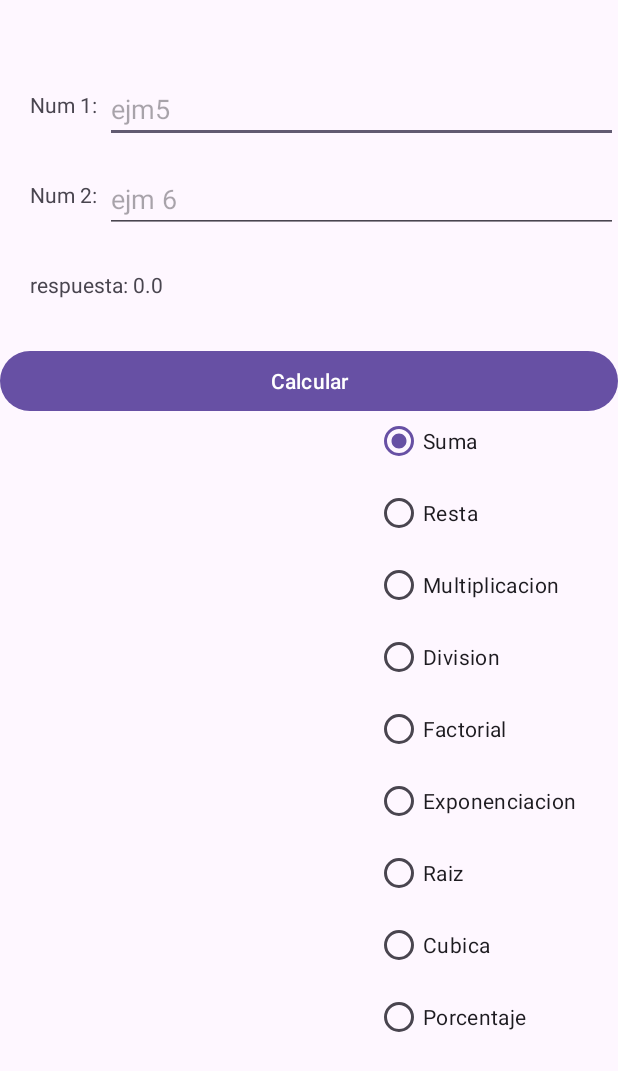
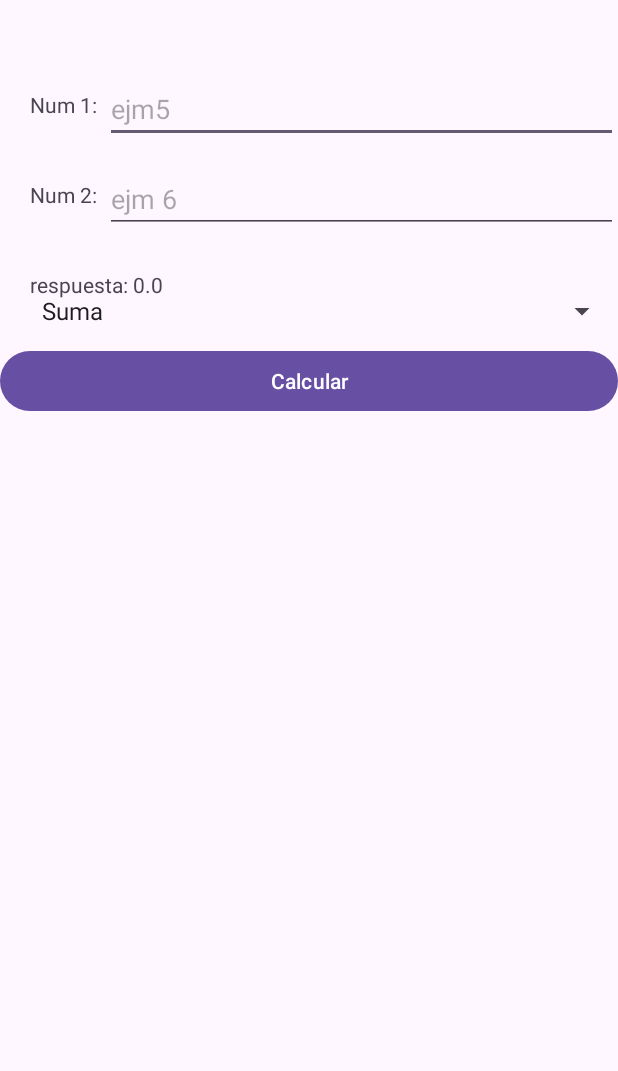
Before and after one commit to Everchavar/progra-II-2025, an Android app: the screen it shows after launch (MainActivity), after a tap on "Calcular", on a phone screen of 412 x 824 dp. Shown: the top 1071 px of the screen. Run offline under Robolectric (Android 15) with nearby library versions, the phone set to English and light mode, and no system bars; 2 statements that could not run were skipped.

```diff
--- a/app/src/main/java/com/ugb/miprimeraplicacion/MainActivity.java
+++ b/app/src/main/java/com/ugb/miprimeraplicacion/MainActivity.java
@@ -6,6 +6,7 @@ import android.widget.Button;
 import android.widget.EditText;
 import android.widget.RadioButton;
 import android.widget.RadioGroup;
+import android.widget.Spinner;
 import android.widget.TextView;
 
 import androidx.activity.EdgeToEdge;
@@ -17,8 +18,7 @@ import androidx.core.view.WindowInsetsCompat;
 public class MainActivity extends AppCompatActivity {
     Button btn;
     TextView tempVal;
-    RadioGroup rgb;
-    RadioButton opt;
+    Spinner spn;
     EditText num1, num2;
 
     @Override
@@ -28,19 +28,8 @@ public class MainActivity extends AppCompatActivity {
         btn = findViewById(R.id.btncalcular);
         num1 = findViewById(R.id.txtNum1);
         num2 = findViewById(R.id.txtNum2);
-        rgb = findViewById(R.id.rgOpciones);
+        spn = findViewById(R.id.spnOpciones);
 
-        rgb.setOnCheckedChangeListener(new RadioGroup.OnCheckedChangeListener() {
-            @Override
-            public void onCheckedChanged(RadioGroup group, int checkedId) {
-                if (checkedId == R.id.optraiz|| checkedId == R.id.optFactorial || checkedId == R.id.optcubica) {
-                    num2.setText("");
-                    num2.setEnabled(false);
-                } else {
-                    num2.setEnabled(true);
-                }
-            }
-        });
         btn.setOnClickListener(new View.OnClickListener() {
             @Override
             public void onClick(View v) {
@@ -49,54 +38,22 @@ public class MainActivity extends AppCompatActivity {
                 tempVal = findViewById(R.id.txtNum2);
                 double num2 = tempVal.isEnabled() ? Double.parseDouble(tempVal.getText().toString()) : 0;
                 double respuesta = 0.0;
+                spn = findViewById(R.id.spnOpciones);
+                switch (spn.getSelectedItemPosition()){
+                    case 0:
+                        respuesta = num1 + num2;
+                        break;
+                    case 1:
+                        respuesta = num1 - num2;
+                        break;
+                    case 2:
+                        respuesta = num1 * num2;
+                        break;
+                    case 3:
+                        respuesta = num1 / num2;
+                        break;
+                }
 
-                opt = findViewById(R.id.optSuma);
-                if (opt.isChecked()) {
-                    respuesta = num1 + num2;
-                }
-                opt = findViewById(R.id.optResta);
-                if (opt.isChecked()) {
-                    respuesta = num1 - num2;
-                }
-                opt = findViewById(R.id.optMultiplicacion);
-                if (opt.isChecked()) {
-                    respuesta = num1 * num2;
-                }
-                opt = findViewById(R.id.optDivision);
-                if (opt.isChecked()) {
-                    respuesta = num1 / num2;
-                }
-                opt = findViewById(R.id.optFactorial);
-                if (opt.isChecked()) {
-                    respuesta = 1;
-                    for (int i = 2; i <= num1; i++){
-                        respuesta *= i;
-                    }
-                }
-                opt = findViewById(R.id.optexponenciacion);
-                if (opt.isChecked()) {
-                    respuesta = Math.pow(num1, num2);
-                }
-                opt = findViewById(R.id.optraiz);
-                if (opt.isChecked()) {
-                    if (num1 >= 0) {
-                        respuesta = Math.sqrt(num1);
-                    } else {
-                        respuesta = 0;
-                    }
-                }
-                opt = findViewById(R.id.optcubica);
-                if (opt.isChecked()) {
-                    respuesta = Math.pow(num1, 3);
-                }
-                opt = findViewById(R.id.optporcentaje);
-                if (opt.isChecked()) {
-                    if (num2 == 0) {
-                        respuesta = num1 / 100.0;  // Si num2 es 0, se realiza la operación num1 / 100
-                    } else {
-                        respuesta = (num1 * num2) / 100.0;  // Si num2 es mayor que 0, se realiza la operación (num1 * num2) / 100
-                    }
-                }
                 tempVal = findViewById(R.id.lblrespuesta);
                 tempVal.setText("respuesta: "+ respuesta);
 
--- a/app/src/main/res/layout/activity_main.xml
+++ b/app/src/main/res/layout/activity_main.xml
@@ -41,72 +41,15 @@
         android:text="Respuesta:?"
         android:layout_width="wrap_content"
         android:layout_height="wrap_content"/>
+    <Spinner
+        android:id="@+id/spnOpciones"
+        android:layout_below="@id/txtNum2"
+        android:entries="@array/opciones"
+        android:layout_marginTop="40dp"
+        android:layout_marginLeft="20dp"
+        android:layout_width="match_parent"
+        android:layout_height="wrap_content"/>
 
-
-    <RadioGroup
-        android:id="@+id/rgOpciones"
-        android:layout_width="wrap_content"
-        android:layout_height="wrap_content"
-        android:layout_marginLeft="250dp"
-        android:layout_marginTop="270dp">
-
-        <RadioButton
-            android:id="@+id/optSuma"
-            android:layout_width="wrap_content"
-            android:layout_height="wrap_content"
-            android:checked="true"
-            android:text="Suma" />
-
-        <RadioButton
-            android:id="@+id/optResta"
-            android:layout_width="wrap_content"
-            android:layout_height="wrap_content"
-            android:text="Resta" />
-
-        <RadioButton
-            android:id="@+id/optMultiplicacion"
-            android:layout_width="wrap_content"
-            android:layout_height="wrap_content"
-            android:text="Multiplicacion" />
-
-        <RadioButton
-            android:id="@+id/optDivision"
-            android:layout_width="wrap_content"
-            android:layout_height="wrap_content"
-            android:text="Division" />
-
-        <RadioButton
-            android:id="@+id/optFactorial"
-            android:layout_width="wrap_content"
-            android:layout_height="wrap_content"
-            android:text="Factorial" />
-
-        <RadioButton
-            android:id="@+id/optexponenciacion"
-            android:layout_width="wrap_content"
-            android:layout_height="wrap_content"
-            android:text="Exponenciacion" />
-
-        <RadioButton
-            android:id="@+id/optraiz"
-            android:layout_width="wrap_content"
-            android:layout_height="wrap_content"
-            android:text="Raiz" />
-
-        <RadioButton
-            android:id="@+id/optcubica"
-            android:layout_width="wrap_content"
-            android:layout_height="wrap_content"
-            android:text="Cubica" />
-
-        <RadioButton
-            android:id="@+id/optporcentaje"
-            android:layout_width="wrap_content"
-            android:layout_height="wrap_content"
-            android:text="Porcentaje" />
-
-
-    </RadioGroup>
 
     <Button
         android:id="@+id/btncalcular"
--- a/app/src/main/res/values/strings.xml
+++ b/app/src/main/res/values/strings.xml
@@ -1,3 +1,9 @@
 <resources>
     <string name="app_name">miprimeraplicacion</string>
+    <string-array name="opciones">
+        <item>Suma</item>
+        <item>Resta</item>
+        <item>Multiplicacion</item>
+        <item>Division</item>
+    </string-array>
 </resources>
```
